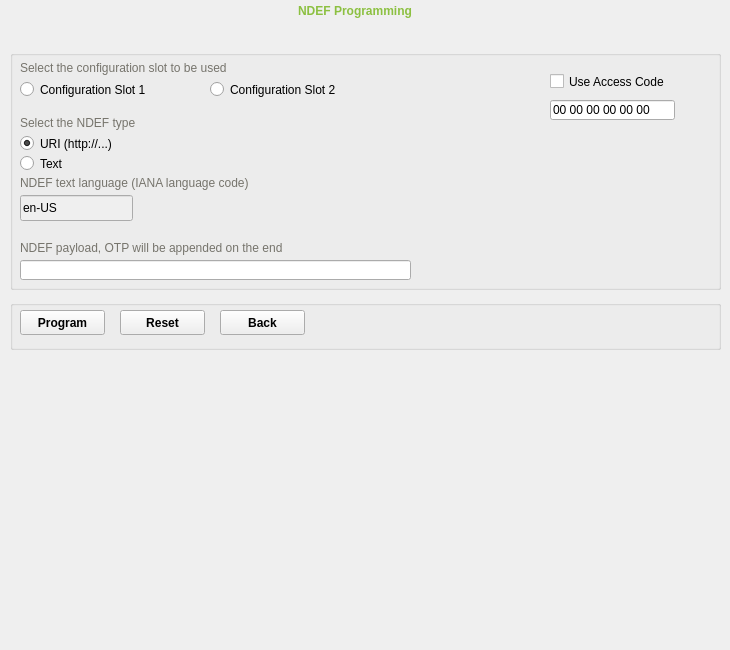
First picture: the form in src/ui/toolpage.ui, repository Yubico/yubikey-personalization-gui-dpkg, before the edit.
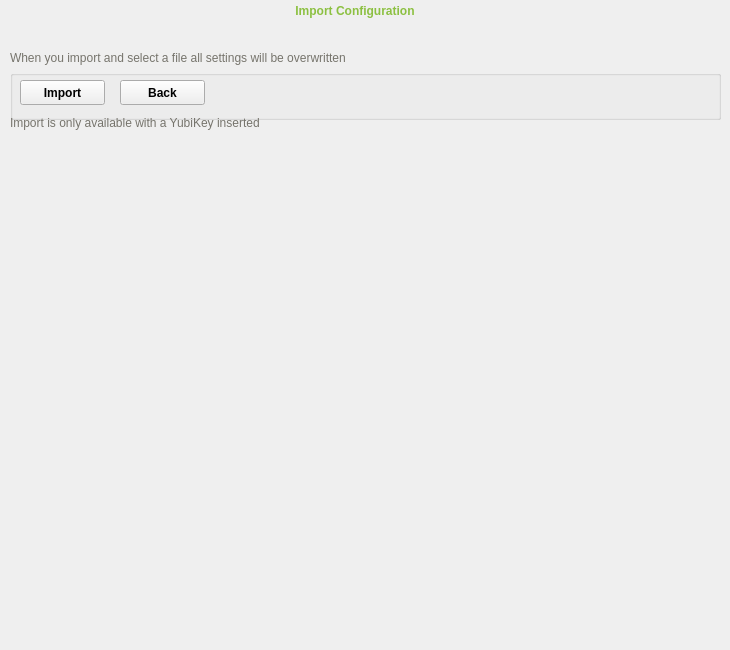
Second picture: the form after the edit.

What changed in the file:
```diff
--- a/src/ui/toolpage.ui
+++ b/src/ui/toolpage.ui
@@ -30,7 +30,7 @@
 color: rgb(0, 0, 0);</string>
   </property>
   <property name="currentIndex">
-   <number>3</number>
+   <number>5</number>
   </property>
   <widget class="QWidget" name="basePage">
    <widget class="QLabel" name="baseHeadingLbl">
@@ -1081,7 +1081,7 @@
       <rect>
        <x>10</x>
        <y>85</y>
-       <width>151</width>
+       <width>221</width>
        <height>17</height>
       </rect>
      </property>
@@ -1089,7 +1089,7 @@
       <string notr="true">font-weight: normal;</string>
      </property>
      <property name="text">
-      <string>URI (http://...)</string>
+      <string>URI</string>
      </property>
      <property name="checkable">
       <bool>true</bool>
@@ -1123,9 +1123,15 @@
        <height>20</height>
       </rect>
      </property>
+     <property name="text">
+      <string/>
+     </property>
      <property name="maxLength">
       <number>80</number>
      </property>
+     <property name="placeholderText">
+      <string>http://example.com/?otp=</string>
+     </property>
     </widget>
     <widget class="QLineEdit" name="ndefTextLangEdit">
      <property name="enabled">
@@ -1183,7 +1189,7 @@
        <x>530</x>
        <y>10</y>
        <width>150</width>
-       <height>75</height>
+       <height>100</height>
       </rect>
      </property>
      <widget class="QCheckBox" name="ndefAccCodeCheckbox">
@@ -1447,6 +1453,122 @@
       <string>00 00 00 00 00 00</string>
      </property>
     </widget>
+    <widget class="QCheckBox" name="zapUseSerial">
+     <property name="enabled">
+      <bool>false</bool>
+     </property>
+     <property name="geometry">
+      <rect>
+       <x>10</x>
+       <y>65</y>
+       <width>150</width>
+       <height>23</height>
+      </rect>
+     </property>
+     <property name="styleSheet">
+      <string notr="true">font: 11px &quot;Verdana&quot;;
+       color: rgb(0, 0, 0);</string>
+     </property>
+     <property name="text">
+      <string>Use Serial Number</string>
+     </property>
+    </widget>
+   </widget>
+  </widget>
+  <widget class="QWidget" name="importPage">
+   <widget class="QLabel" name="importHeadingLbl">
+    <property name="geometry">
+     <rect>
+      <x>0</x>
+      <y>0</y>
+      <width>710</width>
+      <height>22</height>
+     </rect>
+    </property>
+    <property name="styleSheet">
+     <string notr="true">font: 18px &quot;Verdana&quot;;
+font-weight: bold;
+color: rgb(140, 192, 65);</string>
+    </property>
+    <property name="text">
+     <string>Import Configuration</string>
+    </property>
+    <property name="alignment">
+     <set>Qt::AlignCenter</set>
+    </property>
+   </widget>
+   <widget class="QGroupBox" name="importActions">
+    <property name="geometry">
+     <rect>
+      <x>10</x>
+      <y>70</y>
+      <width>711</width>
+      <height>50</height>
+     </rect>
+    </property>
+    <property name="styleSheet">
+     <string notr="true">font-weight: bold;</string>
+    </property>
+    <widget class="QPushButton" name="importPerformBtn">
+     <property name="geometry">
+      <rect>
+       <x>10</x>
+       <y>10</y>
+       <width>85</width>
+       <height>25</height>
+      </rect>
+     </property>
+     <property name="text">
+      <string>Import</string>
+     </property>
+    </widget>
+    <widget class="QPushButton" name="importBackBtn">
+     <property name="geometry">
+      <rect>
+       <x>110</x>
+       <y>10</y>
+       <width>85</width>
+       <height>25</height>
+      </rect>
+     </property>
+     <property name="text">
+      <string>Back</string>
+     </property>
+    </widget>
+   </widget>
+   <widget class="QLabel" name="importLabel">
+    <property name="geometry">
+     <rect>
+      <x>10</x>
+      <y>50</y>
+      <width>600</width>
+      <height>16</height>
+     </rect>
+    </property>
+    <property name="styleSheet">
+     <string notr="true">font-weight: normal;
+color: rgb(118, 116, 108);</string>
+    </property>
+    <property name="text">
+     <string>When you import and select a file all settings will be overwritten</string>
+    </property>
+   </widget>
+   <widget class="QLabel" name="importInfoLbl">
+    <property name="geometry">
+     <rect>
+      <x>10</x>
+      <y>115</y>
+      <width>600</width>
+      <height>16</height>
+     </rect>
+    </property>
+    <property name="styleSheet">
+     <string notr="true">font-weight: normal;
+color: rgb(118, 116, 108);</string>
+    </property>
+    <property name="text">
+     <string>Import is only available with a YubiKey inserted</string>
+    </property>
    </widget>
   </widget>
  </widget>
```
Left out of the diff: 85 changed lines with no effect on the pictures.
